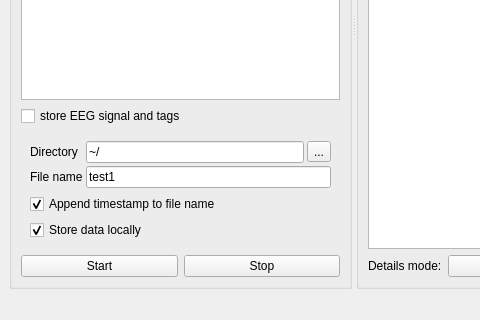
First picture: the form in obci_control/gui/obci_window.ui, repository BrainTech/openbci, before the edit; both pictures show x 0 to 480 and y 295 to 615 of the 873 by 615 pixel window.
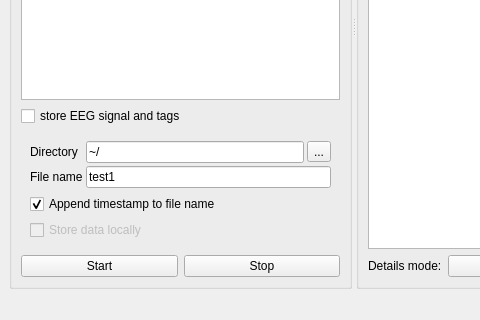
Second picture: the form after the edit. Icons and pictures are not drawn.

The edit to the form file:
```diff
--- a/obci_control/gui/obci_window.ui
+++ b/obci_control/gui/obci_window.ui
@@ -151,13 +151,16 @@
            <item>
             <widget class="QCheckBox" name="store_local_checkBox">
              <property name="enabled">
-              <bool>true</bool>
+              <bool>false</bool>
              </property>
              <property name="text">
               <string>Store data locally</string>
              </property>
+             <property name="checkable">
+              <bool>false</bool>
+             </property>
              <property name="checked">
-              <bool>true</bool>
+              <bool>false</bool>
              </property>
             </widget>
            </item>
```
Left out of the diff: 5 changed lines with no effect on the pictures.
